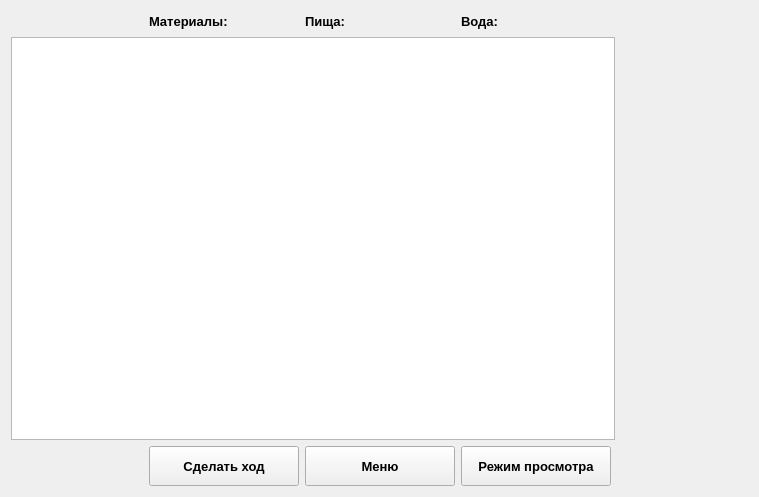
Old version of the form mainwindow.ui in the repository hvorovk/anthill_simulator.
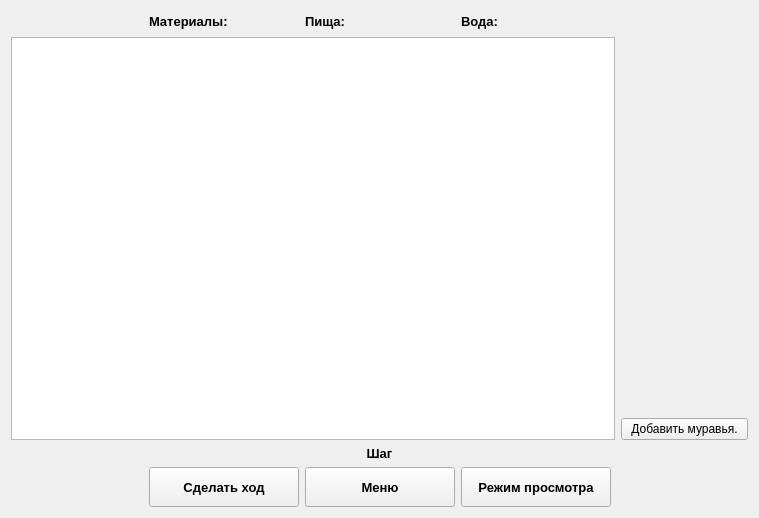
New version of the form. Icons and pictures are not drawn.

```diff
--- a/mainwindow.ui
+++ b/mainwindow.ui
@@ -134,6 +134,8 @@
        </widget>
       </item>
       <item>
+       <layout class="QVBoxLayout" name="verticalLayout">
+        <item>
        <widget class="QLabel" name="info">
         <property name="font">
          <font>
@@ -146,7 +148,49 @@
         </property>
        </widget>
       </item>
-     </layout>
+        <item>
+         <widget class="QLabel" name="prod">
+          <property name="font">
+           <font>
+            <family>Arial</family>
+            <pointsize>9</pointsize>
+            <weight>50</weight>
+            <bold>false</bold>
+           </font>
+          </property>
+          <property name="text">
+           <string/>
+          </property>
+         </widget>
+        </item>
+        <item>
+         <widget class="QPushButton" name="addAnt">
+          <property name="text">
+           <string>Добавить муравья.</string>
+          </property>
+         </widget>
+        </item>
+       </layout>
+      </item>
+     </layout>
+    </item>
+    <item>
+     <widget class="QLabel" name="label">
+      <property name="font">
+       <font>
+        <family>Arial</family>
+        <pointsize>10</pointsize>
+        <weight>75</weight>
+        <bold>true</bold>
+       </font>
+      </property>
+      <property name="text">
+       <string>Шаг</string>
+      </property>
+      <property name="alignment">
+       <set>Qt::AlignCenter</set>
+      </property>
+     </widget>
     </item>
     <item>
      <layout class="QHBoxLayout" name="horizontalLayout">
```
Lines whose indentation alone changed are shown as unchanged.
